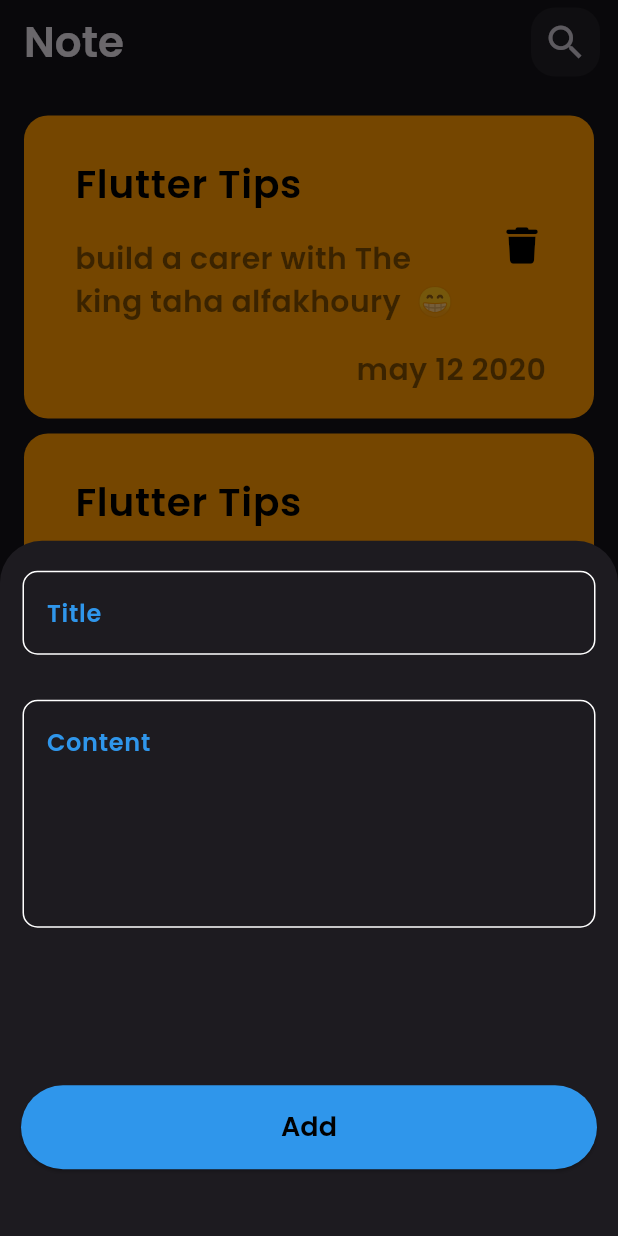
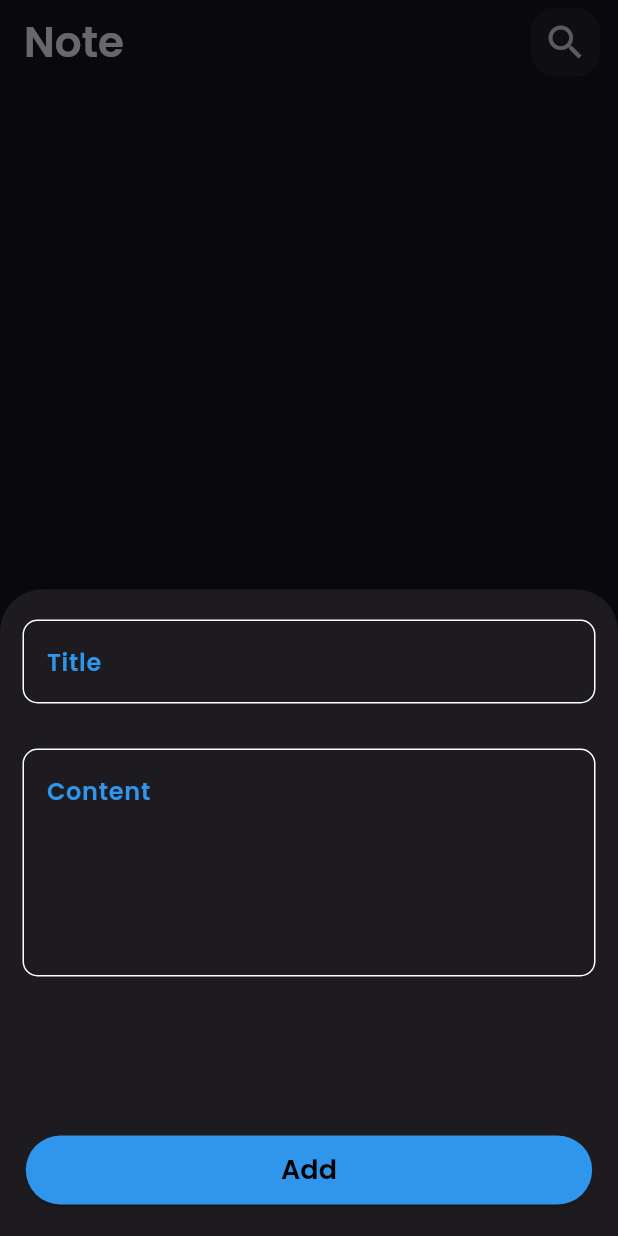
Before and after one commit to Taha12aas/note_a, a Flutter app: the screen it shows after launch, after a tap on the "add" icon, on a phone screen of 412 x 824 dp. Run offline on Flutter 3.47's test engine with Material 3 defaults, Android fonts, the phone set to English and light mode, and no system bars; our stand-ins replace flutter_bloc, font_awesome_flutter, hive, hive_flutter; accounts and stored records are empty.

Commit message:
create notescubit

```diff
--- /dev/null
+++ b/lib/cubits/cubit/notes_cubits_cubit.dart
@@ -0,0 +1,15 @@
+import 'package:flutter_bloc/flutter_bloc.dart';
+import 'package:hive/hive.dart';
+import 'package:note/constants.dart';
+import 'package:note/cubits/cubit/notes_cubits_state.dart';
+import 'package:note/models/note_model.dart';
+
+class NotesCubitsCubit extends Cubit<NotesCubitsState> {
+  NotesCubitsCubit() : super(NotesCubitsInitial());
+  List<NoteModel>? notes;
+  List<NoteModel> showNotes() {
+    var noteBOx = Hive.box<NoteModel>(kPrimaryBox);
+    notes = noteBOx.values.toList();
+    return notes!;
+  }
+}
--- /dev/null
+++ b/lib/cubits/cubit/notes_cubits_state.dart
@@ -0,0 +1,5 @@
+import 'package:note/models/note_model.dart';
+
+class NotesCubitsState {}
+
+class NotesCubitsInitial extends NotesCubitsState {}
--- a/lib/main.dart
+++ b/lib/main.dart
@@ -2,6 +2,7 @@ import 'package:flutter/material.dart';
 import 'package:flutter_bloc/flutter_bloc.dart';
 import 'package:hive_flutter/adapters.dart';
 import 'package:note/constants.dart';
+import 'package:note/cubits/cubit/notes_cubits_cubit.dart';
 import 'package:note/models/note_model.dart';
 import 'package:note/simpel_bloc_observer.dart';
 import 'package:note/views/notes_view.dart';
@@ -20,10 +21,13 @@ class NotesApp extends StatelessWidget {
 
   @override
   Widget build(BuildContext context) {
-    return MaterialApp(
-      debugShowCheckedModeBanner: false,
-      theme: ThemeData(fontFamily: 'Poppins', brightness: Brightness.dark),
-      home: const NotesView(),
+    return BlocProvider(
+      create: (context) => NotesCubitsCubit(),
+      child: MaterialApp(
+        debugShowCheckedModeBanner: false,
+        theme: ThemeData(fontFamily: 'Poppins', brightness: Brightness.dark),
+        home: const NotesView(),
+      ),
     );
   }
 }
--- a/lib/views/notes_view.dart
+++ b/lib/views/notes_view.dart
@@ -1,10 +1,24 @@
 import 'package:flutter/material.dart';
+import 'package:flutter_bloc/flutter_bloc.dart';
+import 'package:note/cubits/cubit/notes_cubits_cubit.dart';
+
 import 'package:note/widgets/custom_app_bar.dart';
 import 'package:note/widgets/custom_floating_action_button.dart';
 import 'package:note/widgets/note_list_view.dart';
 
-class NotesView extends StatelessWidget {
+class NotesView extends StatefulWidget {
   const NotesView({super.key});
+
+  @override
+  State<NotesView> createState() => _NotesViewState();
+}
+
+class _NotesViewState extends State<NotesView> {
+    @override
+  void initState() {
+    BlocProvider.of<NotesCubitsCubit>(context).showNotes();
+    super.initState();
+  }
 
   @override
   Widget build(BuildContext context) {
--- a/lib/widgets/Note_Item.dart
+++ b/lib/widgets/Note_Item.dart
@@ -1,10 +1,11 @@
 import 'package:flutter/material.dart';
 import 'package:font_awesome_flutter/font_awesome_flutter.dart';
+import 'package:note/models/note_model.dart';
 import 'package:note/views/edit_note_view.dart';
 
 class NoteItem extends StatelessWidget {
-  const NoteItem({super.key});
-
+  const NoteItem({super.key, required this.note});
+  final NoteModel note;
   @override
   Widget build(BuildContext context) {
     return GestureDetector(
@@ -22,21 +23,21 @@ class NoteItem extends StatelessWidget {
             Container(
               padding: const EdgeInsets.only(top: 18, bottom: 18, left: 18),
               decoration: BoxDecoration(
-                color: Colors.orange,
+                color: Color(note.color),
                 borderRadius: BorderRadius.circular(16),
               ),
               child: Column(
                 crossAxisAlignment: CrossAxisAlignment.end,
                 children: [
                   ListTile(
-                      title: const Text(
-                        "Flutter Tips",
-                        style: TextStyle(fontSize: 26, color: Colors.black),
+                      title:  Text(
+                        note.title,
+                        style: const TextStyle(fontSize: 26, color: Colors.black),
                       ),
                       subtitle: Padding(
                         padding: const EdgeInsets.only(bottom: 8, top: 16),
                         child: Text(
-                          "build a carer with The king taha alfakhoury  😁 ",
+                          note.content,
                           style: TextStyle(
                               fontSize: 20,
                               color: Colors.black.withOpacity(0.5)),
@@ -52,7 +53,7 @@ class NoteItem extends StatelessWidget {
                   Padding(
                     padding: const EdgeInsets.only(right: 32),
                     child: Text(
-                      "may 12 2020",
+                      note.date,
                       style: TextStyle(
                           fontSize: 20, color: Colors.black.withOpacity(0.5)),
                     ),
--- a/lib/widgets/add_note_bottom_sheet.dart
+++ b/lib/widgets/add_note_bottom_sheet.dart
@@ -1,6 +1,8 @@
 import 'package:flutter/material.dart';
+import 'package:flutter/widgets.dart';
 import 'package:flutter_bloc/flutter_bloc.dart';
 import 'package:note/cubits/add%20note%20cubit/add_note_cubit_cubit.dart';
+import 'package:note/cubits/cubit/notes_cubits_cubit.dart';
 import 'package:note/models/note_model.dart';
 import 'package:note/widgets/custom_button.dart';
 import 'package:note/widgets/custom_text_field.dart';
@@ -30,12 +32,16 @@ class _AddNoteBottomSheetState extends State<AddNoteBottomSheet> {
           }
         },
         builder: (context, state) {
-          return AbsorbPointer(
+          return Padding(
+            padding: EdgeInsets.only(
+                bottom: MediaQuery.of(context).viewInsets.bottom),
+            child: AbsorbPointer(
               absorbing: state is AddNoteLoading ? true : false,
               child: Form(
                 key: globalKey,
                 autovalidateMode: autovalidateMode,
-              child: ListView(children: [
+                child: SingleChildScrollView(
+                  child: Column(children: [
                     Padding(
                       padding: const EdgeInsets.only(
                         top: 20,
@@ -66,7 +72,7 @@ class _AddNoteBottomSheetState extends State<AddNoteBottomSheet> {
                     ),
                     Padding(
                       padding: const EdgeInsets.only(
-                        top: 75, right: 14, left: 14, bottom: 5),
+                          top: 75, right: 14, left: 14, bottom: 20),
                       child: BlocBuilder<AddNoteCubitCubit, AddNoteCubitState>(
                         builder: (context, state) {
                           return CustomButton(
@@ -74,11 +80,12 @@ class _AddNoteBottomSheetState extends State<AddNoteBottomSheet> {
                             onPres: () {
                               if (globalKey.currentState!.validate()) {
                                 globalKey.currentState!.save();
-                              BlocProvider.of<AddNoteCubitCubit>(context).addNote(
-                                  NoteModel(
+                                BlocProvider.of<AddNoteCubitCubit>(context)
+                                    .addNote(NoteModel(
                                         title: title,
                                         content: supTitle,
-                                      date: DateTime.now().toString(),
+                                        date:
+                                            '${DateTime.now().year}/${DateTime.now().month}/${DateTime.now().day}',
                                         color: Colors.white.value));
                               } else {
                                 autovalidateMode = AutovalidateMode.always;
@@ -87,8 +94,11 @@ class _AddNoteBottomSheetState extends State<AddNoteBottomSheet> {
                             },
                           );
                         },
-                    ))
+                      ),
+                    )
                   ]),
+                ),
+              ),
             ),
           );
         },
--- a/lib/widgets/custom_button.dart
+++ b/lib/widgets/custom_button.dart
@@ -13,7 +13,8 @@ class CustomButton extends StatelessWidget {
   Widget build(BuildContext context) {
     return ElevatedButton(
       style: const ButtonStyle(
-          padding: MaterialStatePropertyAll(EdgeInsets.all(15)),
+          padding: MaterialStatePropertyAll(
+              EdgeInsets.symmetric(horizontal: 170, vertical: 10)),
           backgroundColor: MaterialStatePropertyAll(kPrimaryColor)),
       onPressed: onPres,
       child: isloidig == true
--- a/lib/widgets/custom_floating_action_button.dart
+++ b/lib/widgets/custom_floating_action_button.dart
@@ -1,4 +1,6 @@
 import 'package:flutter/material.dart';
+import 'package:flutter_bloc/flutter_bloc.dart';
+import 'package:note/cubits/cubit/notes_cubits_cubit.dart';
 import 'package:note/widgets/add_note_bottom_sheet.dart';
 
 class CustomFloatingActionButtun extends StatelessWidget {
@@ -10,20 +12,19 @@ class CustomFloatingActionButtun extends StatelessWidget {
   Widget build(BuildContext context) {
     return FloatingActionButton(
       tooltip: 'Create Note',
-      shape:
-          RoundedRectangleBorder(borderRadius: BorderRadius.circular(50)),
+      shape: RoundedRectangleBorder(borderRadius: BorderRadius.circular(50)),
       backgroundColor: Colors.black87,
       child: const Icon(
         Icons.add,
       ),
       onPressed: () {
         showModalBottomSheet(
+          isScrollControlled: true,
           context: context,
           builder: (context) {
             return const AddNoteBottomSheet();
           },
         );
-
       },
     );
   }
--- a/lib/widgets/custom_text_field.dart
+++ b/lib/widgets/custom_text_field.dart
@@ -1,5 +1,6 @@
 import 'package:flutter/material.dart';
 import 'package:note/constants.dart';
+
 @immutable
 class CustomTextField extends StatelessWidget {
   const CustomTextField({
@@ -29,7 +30,8 @@ class CustomTextField extends StatelessWidget {
         hintStyle: const TextStyle(color: kPrimaryColor),
         focusedBorder: buildBorder(kPrimaryColor),
         enabledBorder: buildBorder(Colors.white),
-          border: OutlineInputBorder(borderRadius: BorderRadius.circular(10))),
+        errorBorder: buildBorder(Colors.red),
+      ),
     );
   }
 
--- a/lib/widgets/note_list_view.dart
+++ b/lib/widgets/note_list_view.dart
@@ -1,4 +1,8 @@
 import 'package:flutter/material.dart';
+import 'package:flutter_bloc/flutter_bloc.dart';
+import 'package:note/cubits/cubit/notes_cubits_cubit.dart';
+import 'package:note/cubits/cubit/notes_cubits_state.dart';
+import 'package:note/models/note_model.dart';
 import 'package:note/widgets/note_item.dart';
 
 class NoteListView extends StatelessWidget {
@@ -6,10 +10,19 @@ class NoteListView extends StatelessWidget {
 
   @override
   Widget build(BuildContext context) {
-    return ListView.builder(
-      padding: const EdgeInsets.symmetric(vertical: 16),
-      itemBuilder: (context, index) {
-        return const NoteItem();
+    return BlocBuilder<NotesCubitsCubit, NotesCubitsState>(
+      builder: (context, state) {
+        List<NoteModel> notes =
+            BlocProvider.of<NotesCubitsCubit>(context).notes!;
+        return ListView.builder(
+          itemCount: notes.length,
+          padding: const EdgeInsets.symmetric(vertical: 16),
+          itemBuilder: (context, index) {
+            return  NoteItem(
+              note: notes[index],
+            );
+          },
+        );
       },
     );
   }
```
Lines whose indentation alone changed are shown as unchanged.
